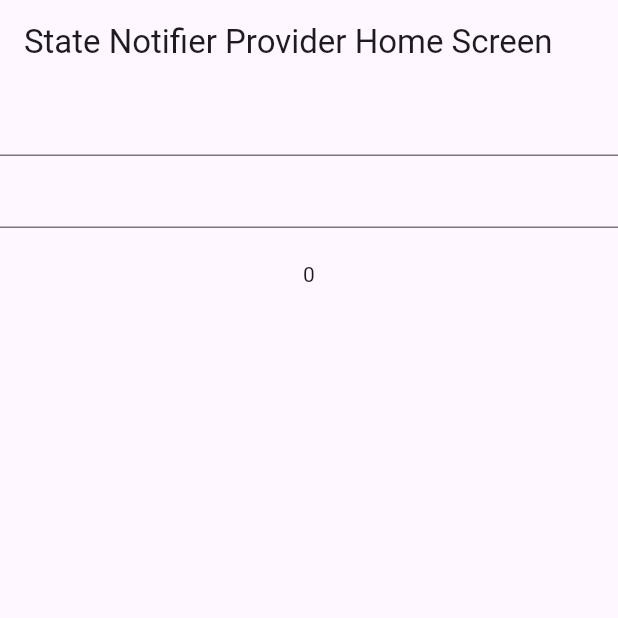
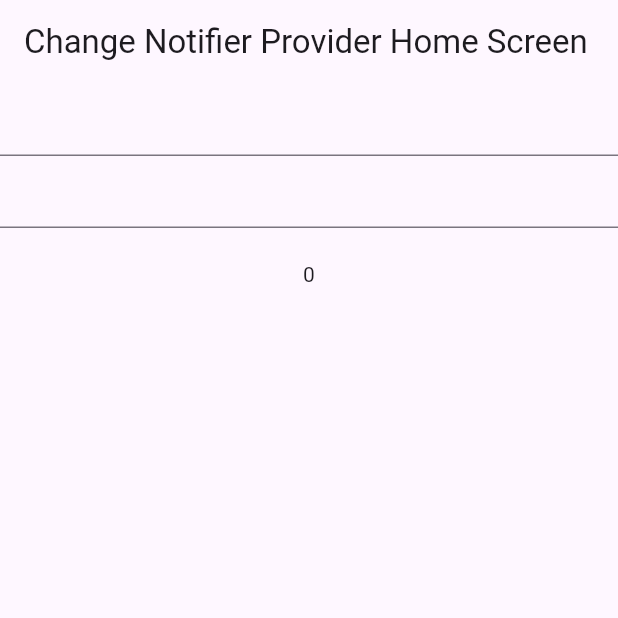
Before and after one commit to sam4300/flutter-riverpod, a Flutter app: the screen it shows after launch, on a phone screen of 412 x 824 dp, the top half of it. Run offline on Flutter 3.47's test engine with Material 3 defaults, Android fonts, the phone set to English and light mode, and no system bars; our stand-ins replace flutter_riverpod.

Commit message:
riverpod change notifier provider finished

```diff
--- a/lib/change_notifier_provider/change_notifier_provider_home_screen.dart
+++ b/lib/change_notifier_provider/change_notifier_provider_home_screen.dart
@@ -1,14 +1,36 @@
 import 'package:flutter/material.dart';
+import 'package:flutter_riverpod/flutter_riverpod.dart';
+import 'package:riverpod_flutter/main.dart';
+import 'package:riverpod_flutter/user.dart';
 
-class ChangeNotifierPrividerHomeScreen extends StatelessWidget {
+class ChangeNotifierPrividerHomeScreen extends ConsumerWidget {
   const ChangeNotifierPrividerHomeScreen({super.key});
 
+  UserChangeNotifier onSubmitted(WidgetRef ref) {
+    return ref.read(userChangeNotifierProvider);
+  }
+
   @override
-  Widget build(BuildContext context) {
+  Widget build(BuildContext context, WidgetRef ref) {
+    final user = ref.watch(userChangeNotifierProvider).user;
     return Scaffold(
       appBar: AppBar(
         title: const Text('Change Notifier Provider Home Screen'),
       ),
+      body: Column(
+        children: [
+          TextField(
+            onSubmitted: (value) => onSubmitted(ref).updateName(value),
+          ),
+          TextField(
+            onSubmitted: (value) => onSubmitted(ref).uodateAge(
+              int.parse(value),
+            ),
+          ),
+          Text(user.name),
+          Text(user.age.toString()),
+        ],
+      ),
     );
   }
 }
--- a/lib/main.dart
+++ b/lib/main.dart
@@ -1,5 +1,6 @@
 import 'package:flutter/material.dart';
 import 'package:flutter_riverpod/flutter_riverpod.dart';
+import 'package:riverpod_flutter/change_notifier_provider/change_notifier_provider_home_screen.dart';
 import 'package:riverpod_flutter/provider/provider_home_screen.dart';
 import 'package:riverpod_flutter/state_notifier_provider/state_notifier_home_screen.dart';
 import 'package:riverpod_flutter/state_provider/state_provider_home_screen.dart';
@@ -13,8 +14,12 @@ final nameStateProvider = StateProvider<String?>((ref) => null);
 
 //for state notifier provider
 final userStateNotifierProvider =
-    StateNotifierProvider<UserStateNotifier,User>((ref) => UserStateNotifier());
+    StateNotifierProvider<UserStateNotifier, User>(
+        (ref) => UserStateNotifier());
 
+//for change notifier provider
+final userChangeNotifierProvider =
+    ChangeNotifierProvider((ref) => UserChangeNotifier());
 void main() {
   runApp(const ProviderScope(child: MyApp()));
 }
@@ -30,6 +35,6 @@ class MyApp extends StatelessWidget {
           colorScheme: ColorScheme.fromSeed(seedColor: Colors.deepPurple),
           useMaterial3: true,
         ),
-        home: const StateNotifierProviderHomeScreen());
+        home: const ChangeNotifierPrividerHomeScreen());
   }
 }
--- a/lib/user.dart
+++ b/lib/user.dart
@@ -1,10 +1,11 @@
+import 'package:flutter/material.dart';
 import 'package:flutter_riverpod/flutter_riverpod.dart';
 
 class User {
   final String name;
   final int age;
 
-  User({required this.name, required this.age});
+  const User({required this.name, required this.age});
 
   User copyWith({
     String? name,
@@ -20,13 +21,27 @@ class User {
 class UserStateNotifier extends StateNotifier<User> {
   UserStateNotifier()
       : super(
-          User(name: '', age: 0),
+          const User(name: '', age: 0),
         );
 
   void updateName(String name) {
     state = state.copyWith(name: name);
   }
-    void updateAge(int age) {
+
+  void updateAge(int age) {
     state = state.copyWith(age: age);
   }
 }
+
+class UserChangeNotifier extends ChangeNotifier {
+  User user = const User(name: '', age: 0);
+  void updateName(String name) {
+    user = user.copyWith(name: name);
+    notifyListeners();
+  }
+
+  void uodateAge(int age) {
+    user = user.copyWith(age: age);
+    notifyListeners();
+  }
+}
```
